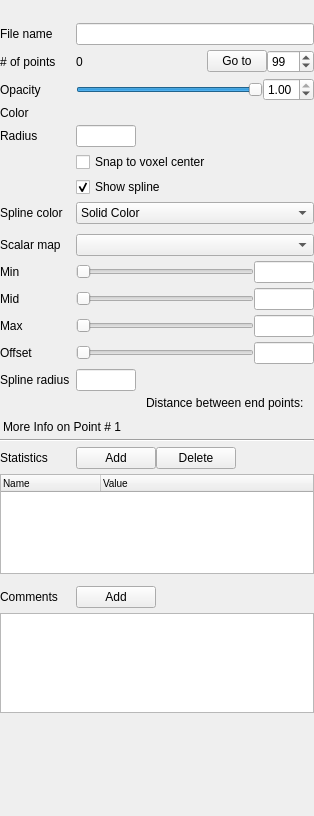
Qt form freeview/PanelPointSet.ui (freesurfer/freesurfer) before a commit.
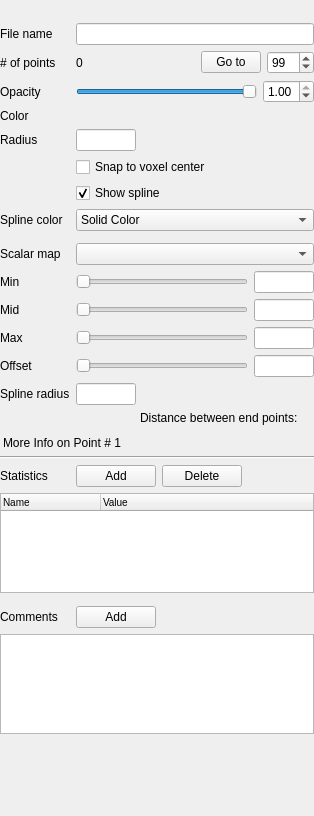
The same form after that commit. Custom widgets are drawn as their Qt base class.

The edit to the form file:
```diff
--- a/freeview/PanelPointSet.ui
+++ b/freeview/PanelPointSet.ui
@@ -68,9 +68,9 @@
      </layout>
     </item>
     <item>
-     <layout class="QGridLayout" name="gridLayout">
+     <layout class="QGridLayout" name="gridLayout" columnstretch="0,1">
       <property name="verticalSpacing">
-       <number>5</number>
+       <number>6</number>
       </property>
       <item row="18" column="1">
        <layout class="QHBoxLayout" name="horizontalLayout_10">
@@ -143,7 +143,7 @@
           <rect>
            <x>0</x>
            <y>0</y>
-           <width>302</width>
+           <width>310</width>
            <height>98</height>
           </rect>
          </property>
```
